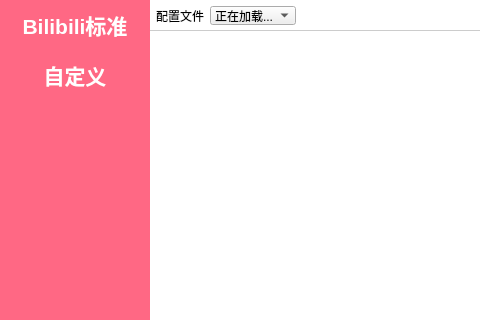
Old version of the form mainwindow.ui in the repository yuliswe/compress-video-ui; both pictures show x 0 to 480 and y 0 to 320 of the 800 by 500 pixel window.
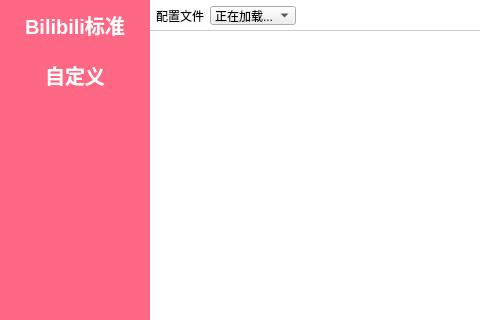
New version of the form. Icons and pictures are not drawn.

```diff
--- a/mainwindow.ui
+++ b/mainwindow.ui
@@ -205,8 +205,8 @@
        </property>
        <property name="font">
         <font>
-         <family>Arial</family>
-         <pointsize>16</pointsize>
+         <family>Microsoft Sans Serif</family>
+         <pointsize>15</pointsize>
          <weight>75</weight>
          <bold>true</bold>
         </font>
@@ -233,8 +233,8 @@
        </property>
        <property name="font">
         <font>
-         <family>Arial</family>
-         <pointsize>16</pointsize>
+         <family>Microsoft Sans Serif</family>
+         <pointsize>15</pointsize>
          <weight>75</weight>
          <bold>true</bold>
         </font>
```
